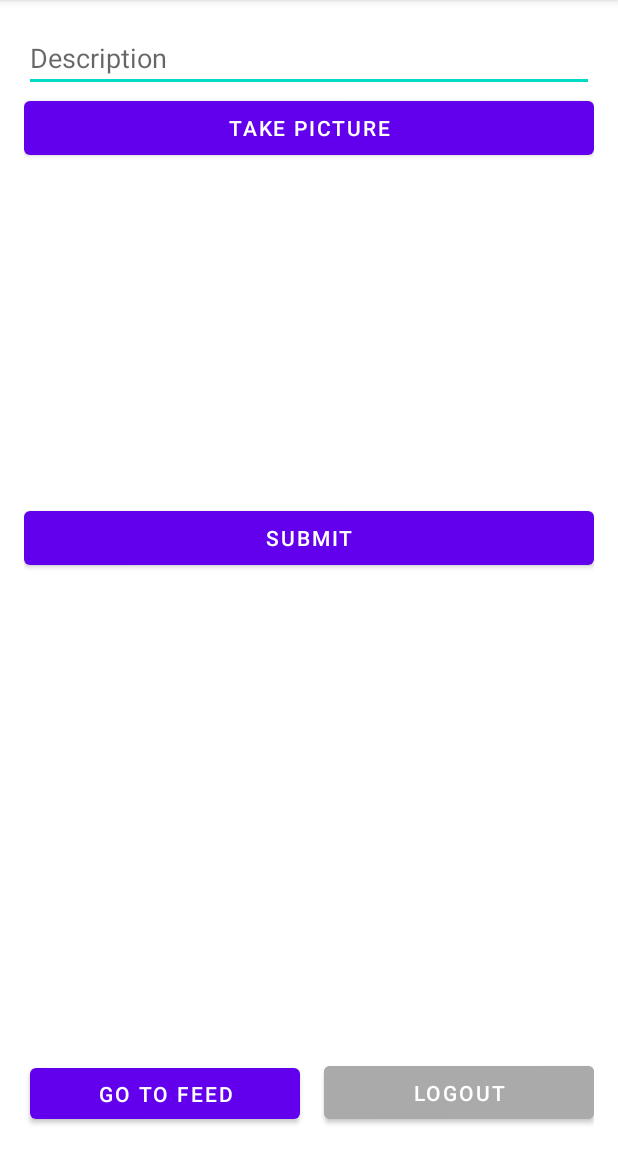
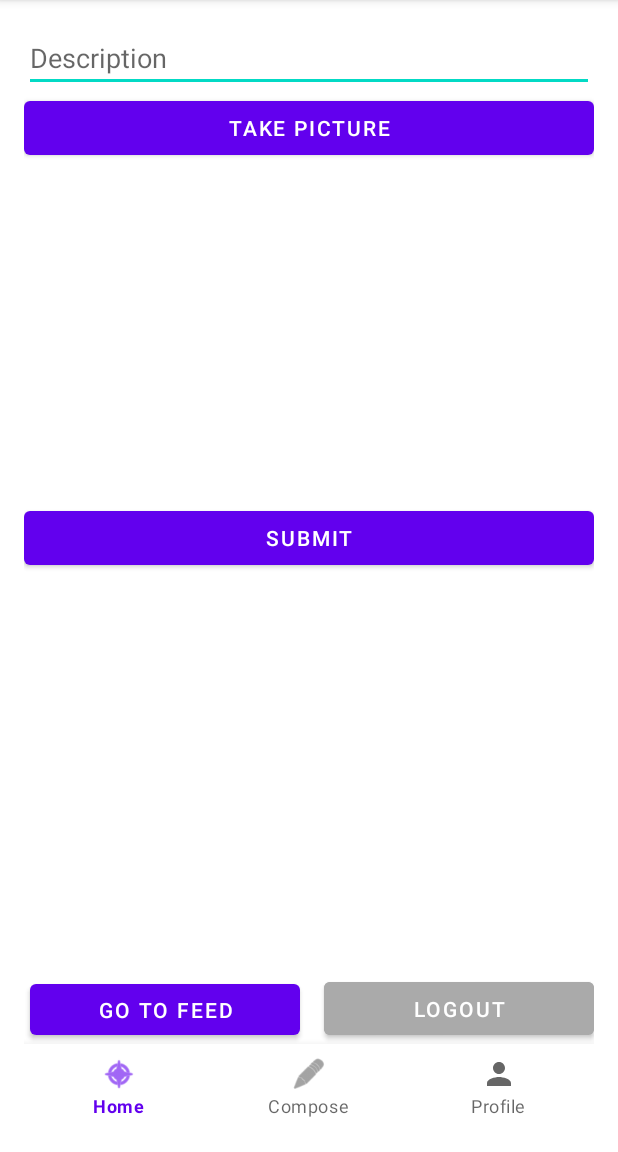
Before and after one commit to jeanlag1/Instagram, an Android app: the MainActivity screen opened directly, with no data from a screen before it, on a phone screen of 412 x 824 dp, the part 84-1236 px from its top. Run offline under Robolectric (Android 15) with nearby library versions, the phone set to English and light mode, and no system bars; libraries missing offline, so code that uses them is left out: com.parse.

Commit message:
Added Bottom Navigation Bar

```diff
--- a/app/build.gradle
+++ b/app/build.gradle
@@ -43,5 +43,7 @@ dependencies {
     implementation 'androidx.swiperefreshlayout:swiperefreshlayout:1.1.0'
     implementation 'org.parceler:parceler-api:1.1.12'
     annotationProcessor 'org.parceler:parceler:1.1.12'
+    implementation "androidx.appcompat:appcompat:${appCompatVersion}"
+    implementation "com.google.android.material:material:${designSupportVersion}"
 
 }
--- a/app/src/main/java/com/codepath/instagram/MainActivity.java
+++ b/app/src/main/java/com/codepath/instagram/MainActivity.java
@@ -1,7 +1,9 @@
 package com.codepath.instagram;
 
+import androidx.annotation.NonNull;
 import androidx.appcompat.app.AppCompatActivity;
 import androidx.core.content.FileProvider;
+import androidx.fragment.app.Fragment;
 
 import android.content.Intent;
 import android.graphics.Bitmap;
@@ -11,6 +13,7 @@ import android.os.Bundle;
 import android.os.Environment;
 import android.provider.MediaStore;
 import android.util.Log;
+import android.view.MenuItem;
 import android.view.View;
 import android.widget.Button;
 import android.widget.EditText;
@@ -18,6 +21,7 @@ import android.widget.ImageView;
 import android.widget.TextView;
 import android.widget.Toast;
 
+import com.google.android.material.bottomnavigation.BottomNavigationView;
 import com.parse.FindCallback;
 import com.parse.Parse;
 import com.parse.ParseException;
@@ -32,12 +36,13 @@ import java.util.List;
 public class MainActivity extends AppCompatActivity {
     private static final String TAG = "MainActivity";
     private static final int CAPTURE_IMAGE_ACTIVITY_REQUEST_CODE = 43 ;
-    Button mLogout;
-    Button mTakePicture;
-    Button mSubmit;
-    EditText mDescription;
-    ImageView mPicture;
-    Button mGoToFeed;
+    private Button mLogout;
+    private Button mTakePicture;
+    private Button mSubmit;
+    private EditText mDescription;
+    private ImageView mPicture;
+    private Button mGoToFeed;
+    private BottomNavigationView mBottomNavView;
 
     public String mPhotoFileName = "photo.jpg";
     private File mPhotoFile;
@@ -53,6 +58,8 @@ public class MainActivity extends AppCompatActivity {
         mPicture = findViewById(R.id.ivPostImg);
         mLogout =  findViewById(R.id.btnLogout);
         mGoToFeed =  findViewById(R.id.btnFeed);
+        mBottomNavView = findViewById(R.id.bottomNavigation);
+
 
         mLogout.setOnClickListener(new View.OnClickListener() {
             @Override
@@ -81,6 +88,30 @@ public class MainActivity extends AppCompatActivity {
             public void onClick(View v) {
                 Intent i = new Intent(MainActivity.this, FeedActivity.class);
                 startActivity(i);
+            }
+        });
+
+        mBottomNavView.setOnNavigationItemSelectedListener(new BottomNavigationView.OnNavigationItemSelectedListener() {
+            @Override
+            public boolean onNavigationItemSelected(@NonNull MenuItem item) {
+                Fragment fragment;
+                switch (item.getItemId()) {
+                    case R.id.action_home:
+//                        fragment = fragment1;
+                        Toast.makeText(MainActivity.this, "Home", Toast.LENGTH_LONG).show();
+                        break;
+                    case R.id.action_compose:
+//                        fragment = fragment2;
+                        Toast.makeText(MainActivity.this, "Compose", Toast.LENGTH_LONG).show();
+                        break;
+                    case R.id.action_profile:
+                    default:
+                        Toast.makeText(MainActivity.this, "Profile", Toast.LENGTH_LONG).show();
+//                        fragment = fragment3;
+                        break;
+                }
+//                fragmentManager.beginTransaction().replace(R.id.flContainer, fragment).commit();
+                return true;
             }
         });
 
--- /dev/null
+++ b/app/src/main/res/drawable/ic_baseline_person_24.xml
@@ -0,0 +1,10 @@
+<vector xmlns:android="http://schemas.android.com/apk/res/android"
+    android:width="24dp"
+    android:height="24dp"
+    android:viewportWidth="24"
+    android:viewportHeight="24"
+    android:tint="?attr/colorControlNormal">
+  <path
+      android:fillColor="@android:color/white"
+      android:pathData="M12,12c2.21,0 4,-1.79 4,-4s-1.79,-4 -4,-4 -4,1.79 -4,4 1.79,4 4,4zM12,14c-2.67,0 -8,1.34 -8,4v2h16v-2c0,-2.66 -5.33,-4 -8,-4z"/>
+</vector>
--- a/app/src/main/res/layout/activity_main.xml
+++ b/app/src/main/res/layout/activity_main.xml
@@ -13,7 +13,7 @@
         android:layout_height="47dp"
         android:backgroundTint="@android:color/darker_gray"
         android:text="Logout"
-        app:layout_constraintBottom_toBottomOf="parent"
+        app:layout_constraintBottom_toTopOf="@+id/bottomNavigation"
         app:layout_constraintEnd_toEndOf="parent" />
 
     <EditText
@@ -60,7 +60,17 @@
         android:layout_height="46dp"
         android:layout_marginStart="4dp"
         android:text="Go to feed"
-        app:layout_constraintBottom_toBottomOf="parent"
+        app:layout_constraintBottom_toTopOf="@+id/bottomNavigation"
         app:layout_constraintStart_toStartOf="parent" />
 
+    <com.google.android.material.bottomnavigation.BottomNavigationView
+        android:id="@+id/bottomNavigation"
+        android:layout_width="match_parent"
+        android:layout_height="wrap_content"
+        android:layout_alignParentBottom="true"
+        app:layout_constraintBottom_toBottomOf="parent"
+        app:layout_constraintEnd_toEndOf="parent"
+        app:layout_constraintStart_toStartOf="parent"
+        app:menu="@menu/menu_bottom_navigation" />
+
 </androidx.constraintlayout.widget.ConstraintLayout>
--- /dev/null
+++ b/app/src/main/res/menu/menu_bottom_navigation.xml
@@ -0,0 +1,20 @@
+<?xml version="1.0" encoding="utf-8"?>
+<menu xmlns:app="http://schemas.android.com/apk/res-auto"
+    xmlns:android="http://schemas.android.com/apk/res/android">
+
+    <item
+        android:id="@+id/action_home"
+        android:icon="@android:drawable/ic_menu_compass"
+        android:title="Home"
+        app:showAsAction="always" />
+    <item
+        android:id="@+id/action_compose"
+        android:icon="@android:drawable/ic_menu_edit"
+        android:title="Compose"
+        app:showAsAction="always" />
+    <item
+        android:id="@+id/action_profile"
+        android:icon="@drawable/ic_baseline_person_24"
+        android:title="Profile"
+        app:showAsAction="always" />
+</menu>
--- a/build.gradle
+++ b/build.gradle
@@ -24,3 +24,7 @@ allprojects {
 task clean(type: Delete) {
     delete rootProject.buildDir
 }
+ext {
+    appCompatVersion = '1.0.0'
+    designSupportVersion = '1.0.0'
+}
```
